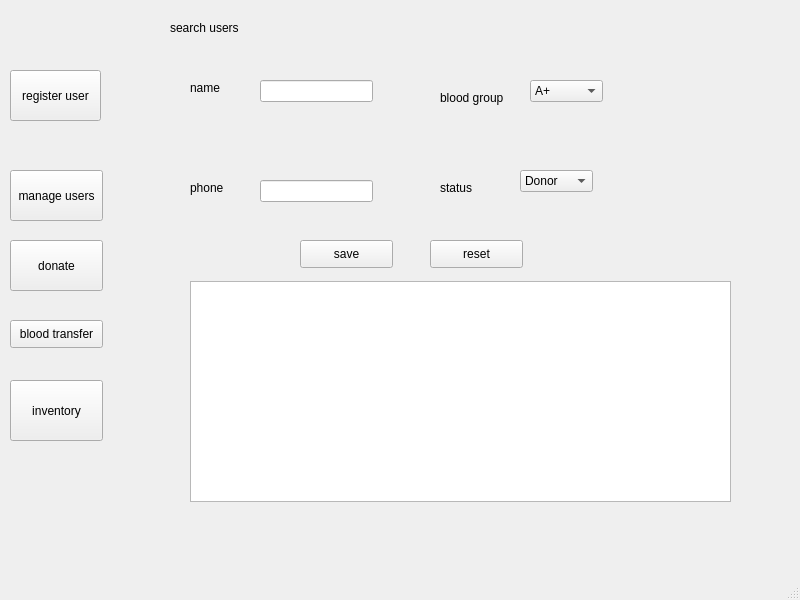
Old version of the form Forms/dashboard.ui in the repository Arch-Frost/OneBlood.
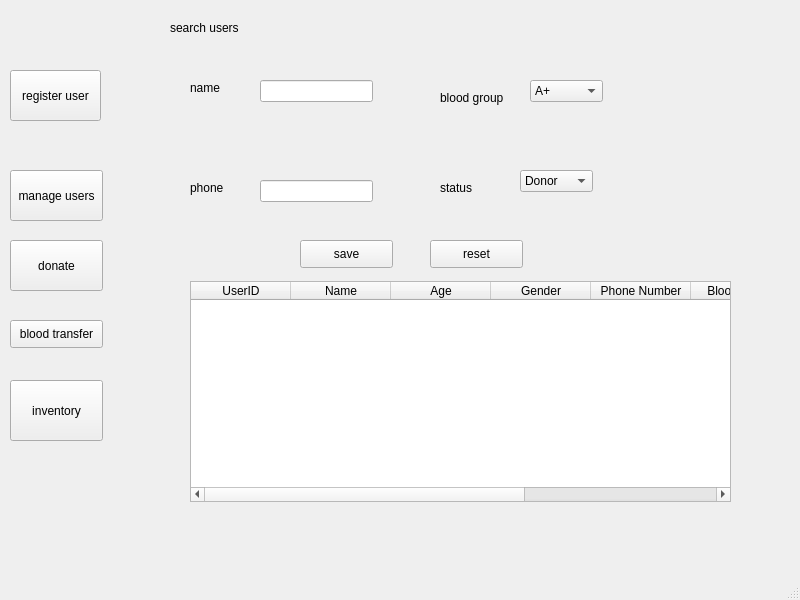
New version of the form. The open tabs and pages were chosen to show the change.

Commit message:
Added table selection and buttons functionality to Manage User Page
Also connected the login system to go to the dashboard.

Patch:
```diff
--- a/Forms/dashboard.ui
+++ b/Forms/dashboard.ui
@@ -411,7 +411,7 @@
        </property>
       </item>
      </widget>
-     <widget class="QTableView" name="manageuser_table">
+     <widget class="QTableWidget" name="manageuser_table">
       <property name="geometry">
        <rect>
         <x>80</x>
@@ -432,6 +432,46 @@
       <property name="selectionBehavior">
        <enum>QAbstractItemView::SelectRows</enum>
       </property>
+      <column>
+       <property name="text">
+        <string>UserID</string>
+       </property>
+      </column>
+      <column>
+       <property name="text">
+        <string>Name</string>
+       </property>
+      </column>
+      <column>
+       <property name="text">
+        <string>Age</string>
+       </property>
+      </column>
+      <column>
+       <property name="text">
+        <string>Gender</string>
+       </property>
+      </column>
+      <column>
+       <property name="text">
+        <string>Phone Number</string>
+       </property>
+      </column>
+      <column>
+       <property name="text">
+        <string>Blood Group</string>
+       </property>
+      </column>
+      <column>
+       <property name="text">
+        <string>Address</string>
+       </property>
+      </column>
+      <column>
+       <property name="text">
+        <string>Status</string>
+       </property>
+      </column>
      </widget>
     </widget>
     <widget class="QWidget" name="donate">
```
Left out of the diff: 4 changed lines with no effect on the pictures. The commit also changes 3 other files.
